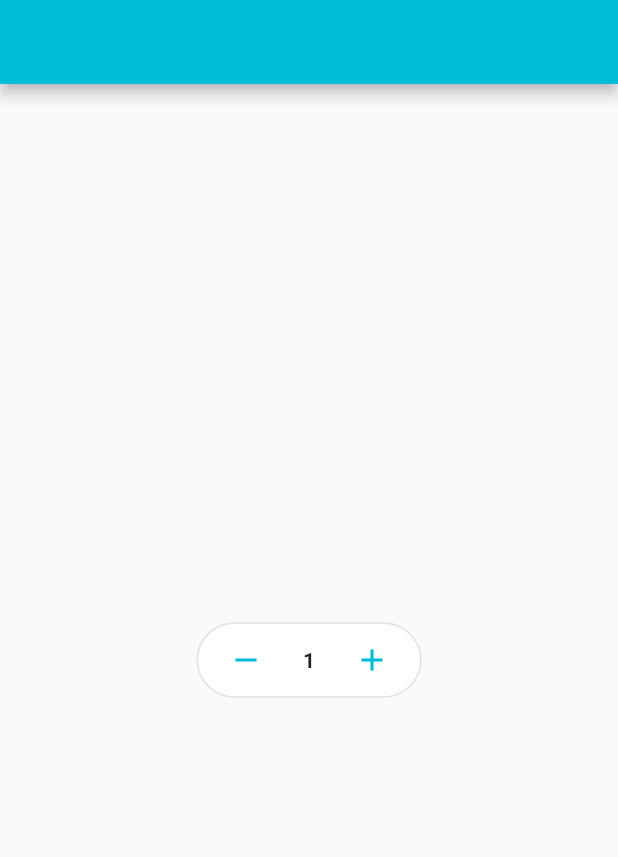
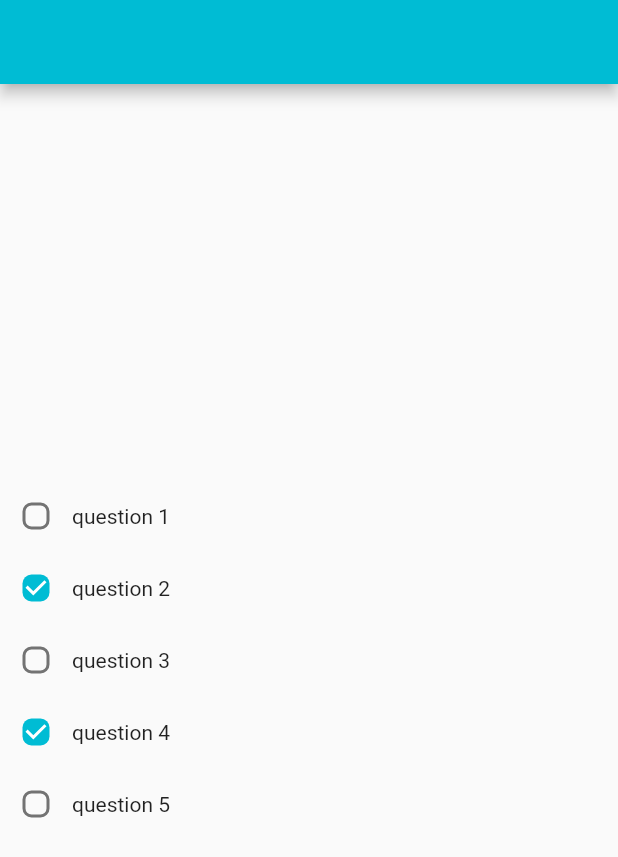
Before and after one commit to choo1095/flutter_widgets, a Flutter app: the screen it shows after launch, on a phone screen of 412 x 824 dp. Shown: the top 857 px of the screen. Run offline on Flutter 3.47's test engine with Material 2 defaults, Android fonts, the phone set to English and light mode, and no system bars; our stand-ins replace scrollable_positioned_list.

Commit message:
added default checkbox options

```diff
--- a/lib/my_home_page.dart
+++ b/lib/my_home_page.dart
@@ -1,5 +1,17 @@
 import 'package:flutter/material.dart';
-import 'package:flutter_widgets/widgets/default_stepper.dart';
+import 'package:flutter_widgets/widgets/default_checkbox_options.dart';
+
+class Question {
+  final int id;
+  final String title;
+  bool isSelected;
+
+  Question({
+    required this.id,
+    required this.title,
+    this.isSelected = false,
+  });
+}
 
 class MyHomePage extends StatefulWidget {
 
@@ -11,6 +23,14 @@ class MyHomePage extends StatefulWidget {
 
 class _MyHomePageState extends State<MyHomePage> {
 
+  List<Question> questionList = [
+    Question(id: 1, title: "question 1",),
+    Question(id: 2, title: "question 2", isSelected: true),
+    Question(id: 3, title: "question 3",),
+    Question(id: 4, title: "question 4", isSelected: true),
+    Question(id: 5, title: "question 5",),
+  ];
+
   @override
   void initState() {
     super.initState();
@@ -21,9 +41,18 @@ class _MyHomePageState extends State<MyHomePage> {
     return Scaffold(
       appBar: AppBar(),
       body: Center(
-        child: DefaultStepper(
-          initialValue: 1,
-          onUpdateStepper: (value) => print(value),
+        child: DefaultCheckboxOptions(
+          optionList: questionList.map((question) => CheckboxOption(
+            id: question.id,
+            title: question.title,
+            isSelectedNotifier: ValueNotifier(question.isSelected),
+          )).toList(),
+          onTapCheckbox: (index, newValue) {
+            questionList[index].isSelected = newValue;
+            for (var question in questionList) {
+              print("${question.title} ${question.isSelected}");
+            }
+          },
         )
       )
     );
--- /dev/null
+++ b/lib/widgets/default_checkbox_options.dart
@@ -0,0 +1,118 @@
+import 'package:flutter/material.dart';
+
+class CheckboxOption {
+  final int id;
+  final String title;
+  final ValueNotifier<bool> isSelectedNotifier;
+
+  CheckboxOption({
+    required this.id,
+    required this.title,
+    required this.isSelectedNotifier,
+  });
+}
+
+class DefaultCheckboxOptions extends StatefulWidget {
+
+  final EdgeInsets margin;
+  final List<CheckboxOption> optionList;
+  final Function(int index, bool value) onTapCheckbox;
+
+  const DefaultCheckboxOptions({
+    Key? key,
+    this.margin = EdgeInsets.zero,
+    required this.optionList,
+    required this.onTapCheckbox,
+  }) : super(key: key);
+
+  @override
+  _DefaultCheckboxOptionsState createState() => _DefaultCheckboxOptionsState();
+}
+
+class _DefaultCheckboxOptionsState extends State<DefaultCheckboxOptions> {
+
+  List<CheckboxOption> _optionList = [];
+
+//============================================================
+// ** Properties **
+//============================================================
+
+  @override
+  void initState() {
+    super.initState();
+
+    _optionList = widget.optionList;
+  }
+
+  @override
+  void dispose() {
+    super.dispose();
+
+    for (int i = 0; i < _optionList.length; i++) {
+      _optionList[i].isSelectedNotifier.dispose();
+    }
+  }
+
+//============================================================
+// ** Flutter Build Cycle **
+//============================================================
+
+  @override
+  Widget build(BuildContext context) {
+    return Padding(
+      padding: widget.margin,
+      child: ListView.builder(
+        itemCount: _optionList.length,
+        shrinkWrap: true,
+        itemBuilder: (_, index) {
+          return _checkbox(index);
+        },
+      ),
+    );
+  }
+
+//============================================================
+// ** Widgets **
+//============================================================
+
+    Widget _checkbox(int index) {
+      final option = _optionList[index];
+      return Row(
+        children: [
+          ValueListenableBuilder<bool>(
+            valueListenable: option.isSelectedNotifier,
+            builder: (_, isSelected, __) {
+              return Checkbox(
+                shape: RoundedRectangleBorder(
+                  borderRadius: BorderRadius.circular(6.0),
+                ),
+                value: isSelected,
+                onChanged: (value) {
+                  if (value != null) {
+                    option.isSelectedNotifier.value = value;
+                    widget.onTapCheckbox(index, value);
+                  }
+                },
+              );
+            },
+          ),
+          Expanded(
+            child: Text(option.title),
+          )
+        ],
+      );
+    }
+
+//============================================================
+// ** Helper Functions **
+//============================================================
+
+//============================================================
+// ** Navigations **
+//============================================================
+
+//============================================================
+// ** APIs **
+//============================================================
+
+}
--- a/lib/widgets/default_stepper.dart
+++ b/lib/widgets/default_stepper.dart
@@ -21,7 +21,7 @@ class DefaultStepper extends StatefulWidget {
     this.height = 50,
     this.minValue = 0,
     this.maxValue = 10,
-    this.initialValue = 0,
+    this.initialValue = 1,
     this.enabledButtonColor = Colors.cyan,
     this.disabledButtonColor = Colors.black12,
     this.borderColor = Colors.black12,
```
Also changed, not shown: 1 other file.
